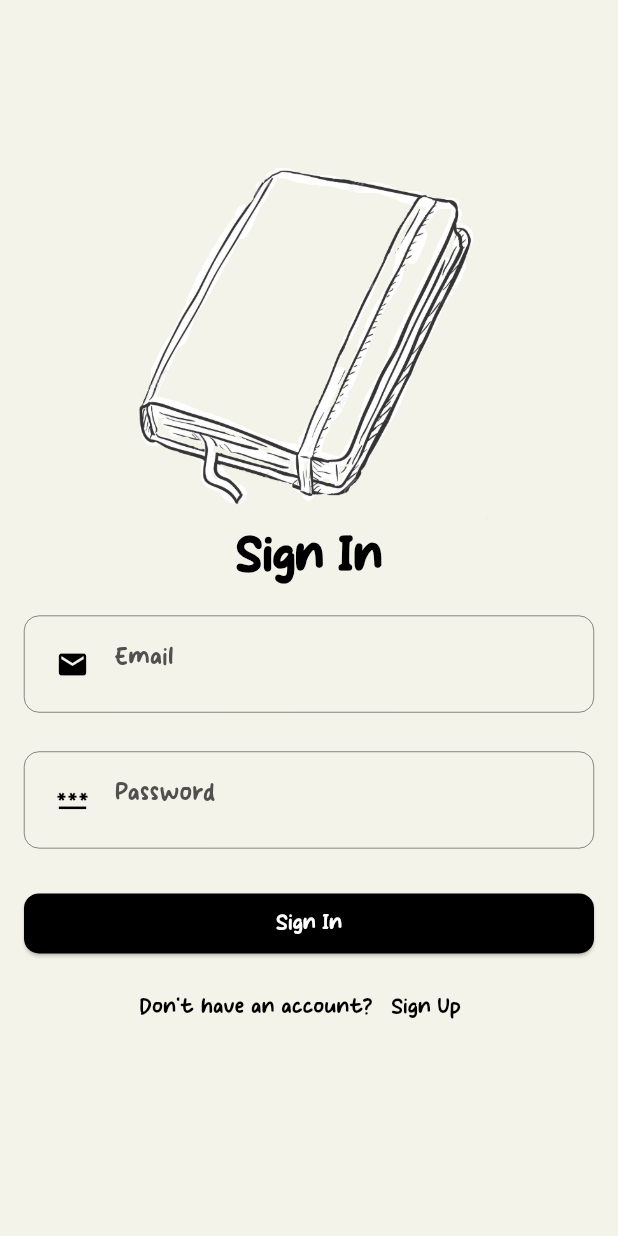
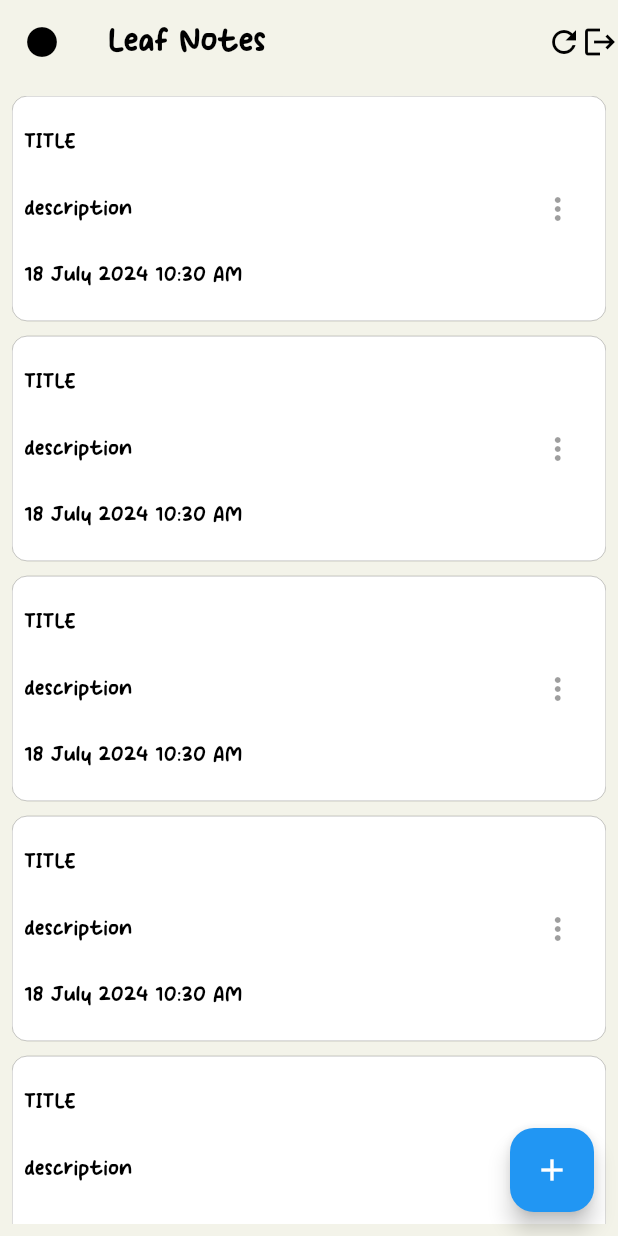
Before and after one commit to Varun-s-Apps/LeafNotes, a Flutter app: the screen it shows after launch, on a phone screen of 412 x 824 dp. Run offline on Flutter 3.47's test engine with Material 3 defaults, Android fonts, the light colour scheme and no system bars.

Commit message:
Made Whole UI Structure

```diff
--- a/LeafNotes_Flutter/leaf_notes/lib/main.dart
+++ b/LeafNotes_Flutter/leaf_notes/lib/main.dart
@@ -1,5 +1,6 @@
 import 'package:flutter/material.dart';
 import 'package:leaf_notes/router/on_generate_route.dart';
+import 'package:leaf_notes/ui/home_page.dart';
 import 'package:leaf_notes/ui/sign_in_page.dart';
 import 'package:leaf_notes/utils/theme_data/dark_theme_data.dart';
 import 'package:leaf_notes/utils/theme_data/light_theme_data.dart';
@@ -28,7 +29,8 @@
       //INITIAL ROUTE
       routes: {
         "/" : (context){
-          return SignInPage();
+          return const HomePage();
+          // return SignInPage();
         }
       },
 
--- a/LeafNotes_Flutter/leaf_notes/lib/router/page_const.dart
+++ b/LeafNotes_Flutter/leaf_notes/lib/router/page_const.dart
@@ -1,6 +1,11 @@
+import 'package:leaf_notes/ui/add_note_page.dart';
+
 class PageConstants{
 
   static const signUpPage = 'signUpPage';
   static const signInPage = 'signInPage';
+  static const profilePage = 'profilePage';
+  static const addNotePage = 'addNotePage';
+  static const updateNotePage = 'updateNotePage';
 
 }
--- /dev/null
+++ b/LeafNotes_Flutter/leaf_notes/lib/ui/home_page.dart
@@ -0,0 +1,95 @@
+import 'package:flutter/material.dart';
+import 'package:intl/intl.dart';
+import 'package:leaf_notes/router/page_const.dart';
+import 'package:leaf_notes/ui/widgets/common/d_gap.dart';
+import 'package:leaf_notes/utils/constants/colors.dart';
+import 'package:leaf_notes/utils/constants/sizes.dart';
+
+class HomePage extends StatelessWidget {
+  const HomePage({super.key});
+
+  @override
+  Widget build(BuildContext context) {
+    return Scaffold(
+      floatingActionButton: FloatingActionButton(
+        child: Icon(Icons.add),
+        onPressed: () {
+          Navigator.pushNamed(context, PageConstants.addNotePage);
+        },
+      ),
+      appBar: AppBar(
+        leading: IconButton(
+            onPressed: () {
+              Navigator.pushNamed(context, PageConstants.profilePage);
+            },
+            icon: const Icon(Icons.circle_rounded)),
+        // backgroundColor:theme.of,
+        title: const Text("Leaf Notes"),
+        actions: const [
+          Icon(Icons.refresh),
+          DGap(isHorizontal: true),
+          Icon(Icons.logout),
+          DGap(isHorizontal: true),
+        ],
+      ),
+      body: Padding(
+        padding: const EdgeInsets.all(dPadding),
+        child: ListView.separated(
+          itemCount: 10,
+          itemBuilder: (context, index) {
+            return BuildNotesContainer(
+              onTap: () {
+                Navigator.pushNamed(context, PageConstants.updateNotePage);
+              },
+            );
+          },
+          separatorBuilder: (BuildContext context, int index) {
+            return const DGap();
+          },
+        ),
+      ),
+    );
+  }
+}
+
+class BuildNotesContainer extends StatelessWidget {
+  final VoidCallback onTap;
+
+  const BuildNotesContainer({super.key, required this.onTap});
+
+  @override
+  Widget build(BuildContext context) {
+    return InkWell(
+      onTap: onTap,
+      child: Container(
+          padding: const EdgeInsets.all(dPadding),
+          height: 150,
+          width: 150,
+          decoration: BoxDecoration(
+              borderRadius: BorderRadius.circular(dBorderRadius),
+              border: Border.all(width: dBorderWidth / 2),
+              color: dWhiteColor),
+          child: Row(
+            mainAxisAlignment: MainAxisAlignment.spaceBetween,
+            children: [
+              //DETAILS
+              Column(
+                //properties
+                mainAxisAlignment: MainAxisAlignment.spaceAround,
+                crossAxisAlignment: CrossAxisAlignment.start,
+
+                //children
+                children: [
+                  const Text("TITLE"),
+                  const Text("description"),
+                  Text(
+                      DateFormat("dd MMMM yyy hh:mm a").format(DateTime.now())),
+                ],
+              ),
+
+              const IconButton(onPressed: null, icon: Icon(Icons.more_vert))
+            ],
+          )),
+    );
+  }
+}
--- a/LeafNotes_Flutter/leaf_notes/lib/ui/sign_in_page.dart
+++ b/LeafNotes_Flutter/leaf_notes/lib/ui/sign_in_page.dart
@@ -5,9 +5,9 @@ import 'package:leaf_notes/utils/text_themes/text_styles.dart';
 
 import '../router/page_const.dart';
 import '../utils/constants/colors.dart';
-import 'widgets/d_button.dart';
-import 'widgets/d_gap.dart';
-import 'widgets/d_text_field.dart';
+import 'widgets/common/d_button.dart';
+import 'widgets/common/d_gap.dart';
+import 'widgets/common/d_text_field.dart';
 
 class SignInPage extends StatefulWidget {
   const SignInPage({super.key});
--- a/LeafNotes_Flutter/leaf_notes/lib/ui/sign_up_page.dart
+++ b/LeafNotes_Flutter/leaf_notes/lib/ui/sign_up_page.dart
@@ -1,9 +1,9 @@
 import 'package:flutter/material.dart';
 import 'package:leaf_notes/router/page_const.dart';
 import 'package:leaf_notes/ui/sign_in_page.dart';
-import 'package:leaf_notes/ui/widgets/d_button.dart';
-import 'package:leaf_notes/ui/widgets/d_gap.dart';
-import 'package:leaf_notes/ui/widgets/d_text_field.dart';
+import 'package:leaf_notes/ui/widgets/common/d_button.dart';
+import 'package:leaf_notes/ui/widgets/common/d_gap.dart';
+import 'package:leaf_notes/ui/widgets/common/d_text_field.dart';
 import 'package:leaf_notes/utils/constants/colors.dart';
 
 class SignUpPage extends StatefulWidget {
```
Also changed, not shown: LeafNotes_Flutter/leaf_notes/lib/router/on_generate_route.dart (+15 -0 lines), LeafNotes_Flutter/leaf_notes/lib/ui/add_note_page.dart (added, +55 -0 lines), LeafNotes_Flutter/leaf_notes/lib/ui/profile_page.dart (added, +57 -0 lines), LeafNotes_Flutter/leaf_notes/lib/ui/update_note_page.dart (added, +52 -0 lines), LeafNotes_Flutter/leaf_notes/lib/ui/widgets/common/d_snackbar.dart (added, +45 -0 lines), LeafNotes_Flutter/leaf_notes/lib/ui/widgets/common/d_text_field.dart (renamed from LeafNotes_Flutter/leaf_notes/lib/ui/widgets/d_text_field.dart, +7 -2 lines), LeafNotes_Flutter/leaf_notes/lib/ui/widgets/common/d_button.dart (renamed from LeafNotes_Flutter/leaf_notes/lib/ui/widgets/d_button.dart), LeafNotes_Flutter/leaf_notes/lib/ui/widgets/common/d_gap.dart (renamed from LeafNotes_Flutter/leaf_notes/lib/ui/widgets/d_gap.dart).
